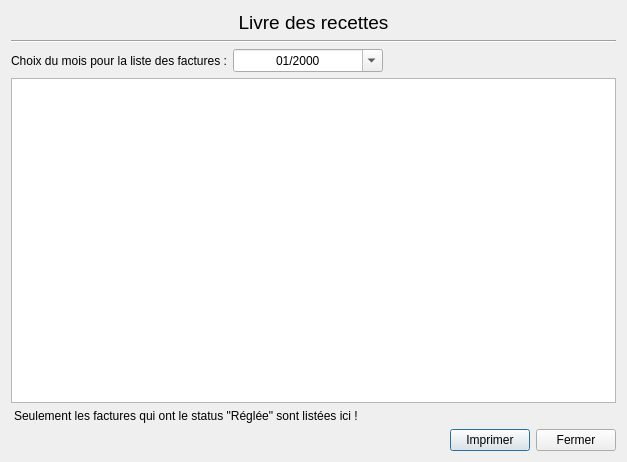
The window that src/dialoginvoicelist.ui (cfdev/mcercle) describes before a commit, drawn with Qt 5.
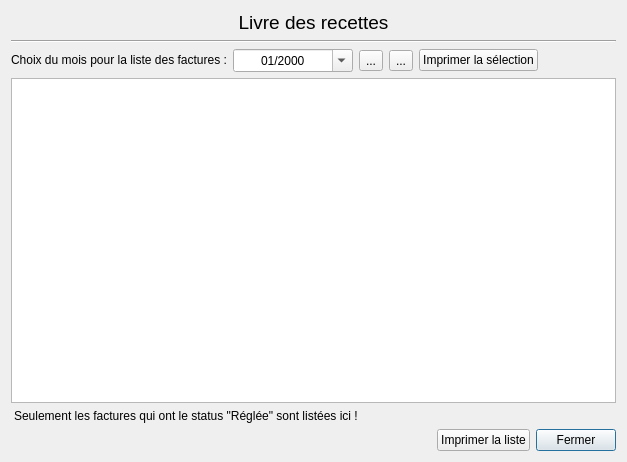
The same window after the commit. Icons and pictures are not drawn.

Commit message: Ajout de l'interface pour l'impression multiple

The edit to the form file:
```diff
--- a/src/dialoginvoicelist.ui
+++ b/src/dialoginvoicelist.ui
@@ -46,7 +46,7 @@
        <item>
         <widget class="QLabel" name="label_2">
          <property name="text">
-          <string>Choix du mois pour la liste des factures :</string>
+          <string>&lt;html&gt;&lt;head/&gt;&lt;body&gt;&lt;p&gt;Choix du mois pour la liste des factures :&lt;/p&gt;&lt;/body&gt;&lt;/html&gt;</string>
          </property>
         </widget>
        </item>
@@ -54,7 +54,7 @@
         <widget class="QDateEdit" name="dateEdit">
          <property name="minimumSize">
           <size>
-           <width>150</width>
+           <width>120</width>
            <height>0</height>
           </size>
          </property>
@@ -69,6 +69,45 @@
          </property>
         </widget>
        </item>
+       <item>
+        <widget class="QToolButton" name="toolButton_selAll">
+         <property name="toolTip">
+          <string>Sélectionner tout</string>
+         </property>
+         <property name="text">
+          <string>...</string>
+         </property>
+         <property name="icon">
+          <iconset resource="../ressources.qrc">
+           <normaloff>:/app/ok</normaloff>:/app/ok</iconset>
+         </property>
+        </widget>
+       </item>
+       <item>
+        <widget class="QToolButton" name="toolButton_unSel">
+         <property name="toolTip">
+          <string>Désélectionner tout</string>
+         </property>
+         <property name="text">
+          <string>...</string>
+         </property>
+         <property name="icon">
+          <iconset resource="../ressources.qrc">
+           <normaloff>:/app/quit</normaloff>:/app/quit</iconset>
+         </property>
+        </widget>
+       </item>
+       <item>
+        <widget class="QPushButton" name="pushButton_printAll">
+         <property name="text">
+          <string>Imprimer la sélection</string>
+         </property>
+         <property name="icon">
+          <iconset resource="../ressources.qrc">
+           <normaloff>:/app/print</normaloff>:/app/print</iconset>
+         </property>
+        </widget>
+       </item>
        <item>
         <spacer name="horizontalSpacer">
          <property name="orientation">
@@ -118,7 +157,7 @@
      <item>
       <widget class="QPushButton" name="pushButton_print">
        <property name="text">
-        <string>Imprimer</string>
+        <string>Imprimer la liste</string>
        </property>
        <property name="icon">
         <iconset resource="../ressources.qrc">
@@ -131,9 +170,8 @@
        <property name="text">
         <string>Fermer</string>
        </property>
-       <property name="icon">
-        <iconset resource="../ressources.qrc">
-         <normaloff>:/app/quit</normaloff>:/app/quit</iconset>
+       <property name="default">
+        <bool>true</bool>
        </property>
       </widget>
      </item>
```
The commit also changes 4 other files.
